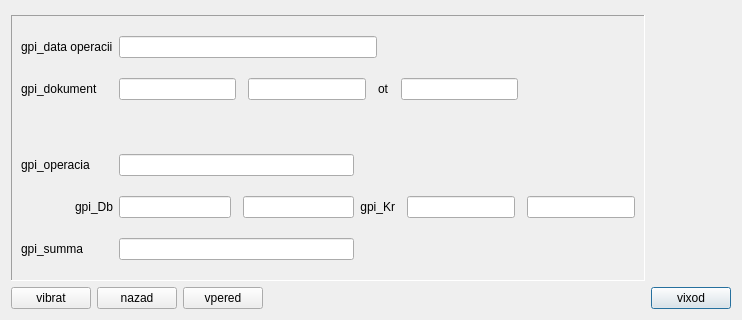
This is gpiq_/gpiq_/gpiq_rjsxx.ui in BrSTU-PO4-190333/5sem_NPO_old as Qt 5 draws it before an edit; both pictures show x 0 to 742 and y 178 to 498 of the 742 by 498 pixel window. The edited form follows.
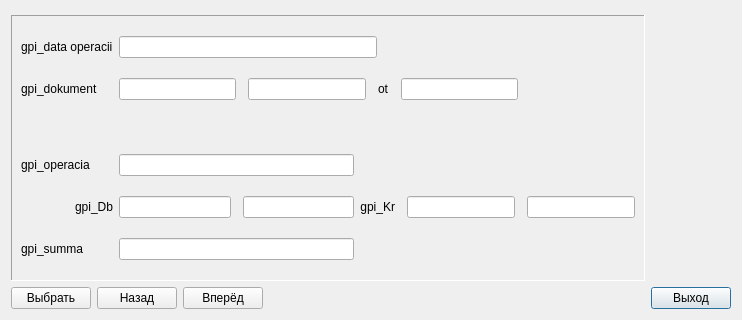
This is the edited form.

The edit to the form file:
```diff
--- a/gpiq_/gpiq_/gpiq_rjsxx.ui
+++ b/gpiq_/gpiq_/gpiq_rjsxx.ui
@@ -37,7 +37,7 @@
    <item row="3" column="1">
     <widget class="QPushButton" name="gpiq_rjsxx_exit_c">
      <property name="text">
-      <string>vixod</string>
+      <string>Выход</string>
      </property>
     </widget>
    </item>
@@ -274,21 +274,21 @@
      <item>
       <widget class="QPushButton" name="gpiq_rjsxx_grid_c">
        <property name="text">
-        <string>vibrat</string>
+        <string>Выбрать</string>
        </property>
       </widget>
      </item>
      <item>
       <widget class="QPushButton" name="gpiq_rjsxx_back_c">
        <property name="text">
-        <string>nazad</string>
+        <string>Назад</string>
        </property>
       </widget>
      </item>
      <item>
       <widget class="QPushButton" name="gpiq_rjsxx_next_c">
        <property name="text">
-        <string>vpered</string>
+        <string>Вперёд</string>
        </property>
       </widget>
      </item>
```
